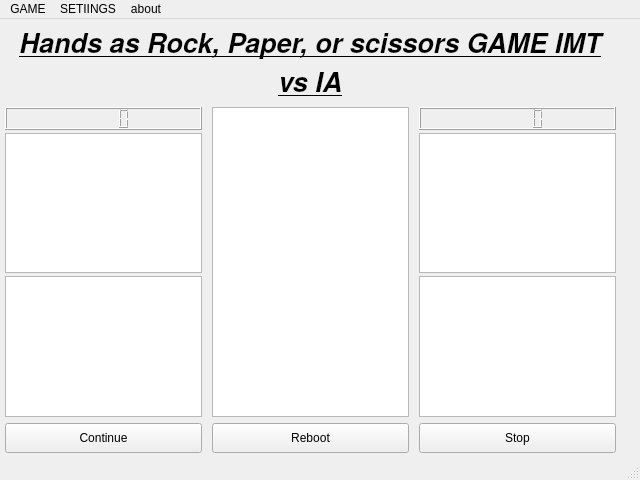
First picture: the form in scr/designs/Interfaz.ui, repository 97hackbrian/ArtificialVision, before the edit.
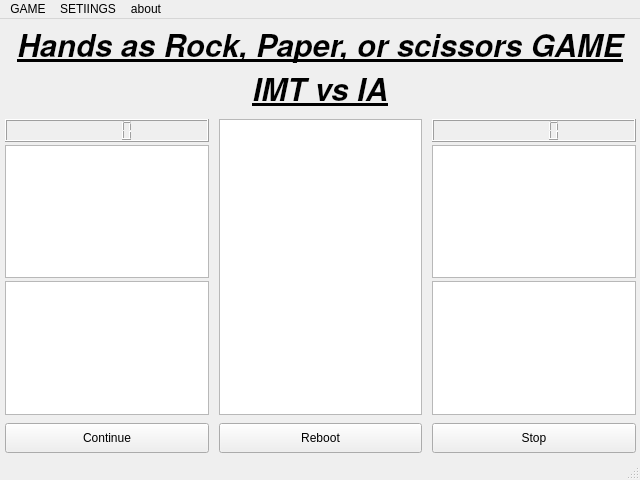
Second picture: the form after the edit.

Diff of the .ui file:
```diff
--- a/scr/designs/Interfaz.ui
+++ b/scr/designs/Interfaz.ui
@@ -38,11 +38,14 @@
      <rect>
       <x>5</x>
       <y>3</y>
-      <width>611</width>
+      <width>631</width>
       <height>431</height>
      </rect>
     </property>
     <layout class="QVBoxLayout" name="verticalLayout">
+     <property name="spacing">
+      <number>8</number>
+     </property>
      <item>
       <widget class="QLabel" name="label">
        <property name="minimumSize">
@@ -60,7 +63,7 @@
        <property name="font">
         <font>
          <family>TeX Gyre Heros</family>
-         <pointsize>20</pointsize>
+         <pointsize>23</pointsize>
          <weight>75</weight>
          <italic>true</italic>
          <bold>true</bold>
```
